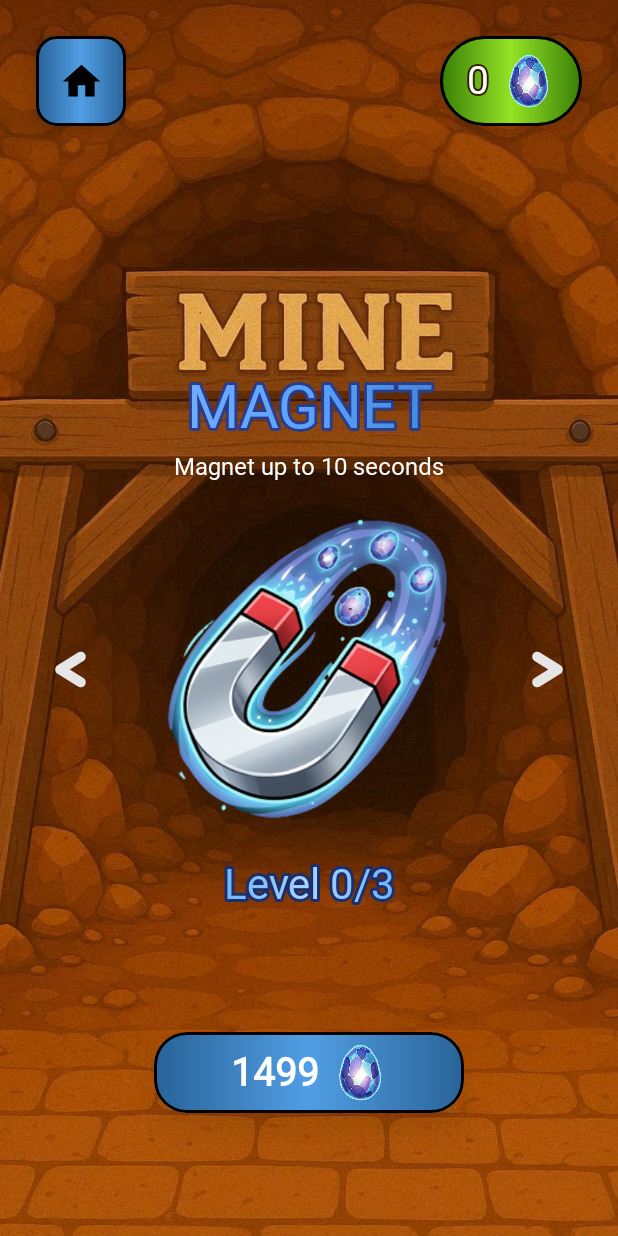
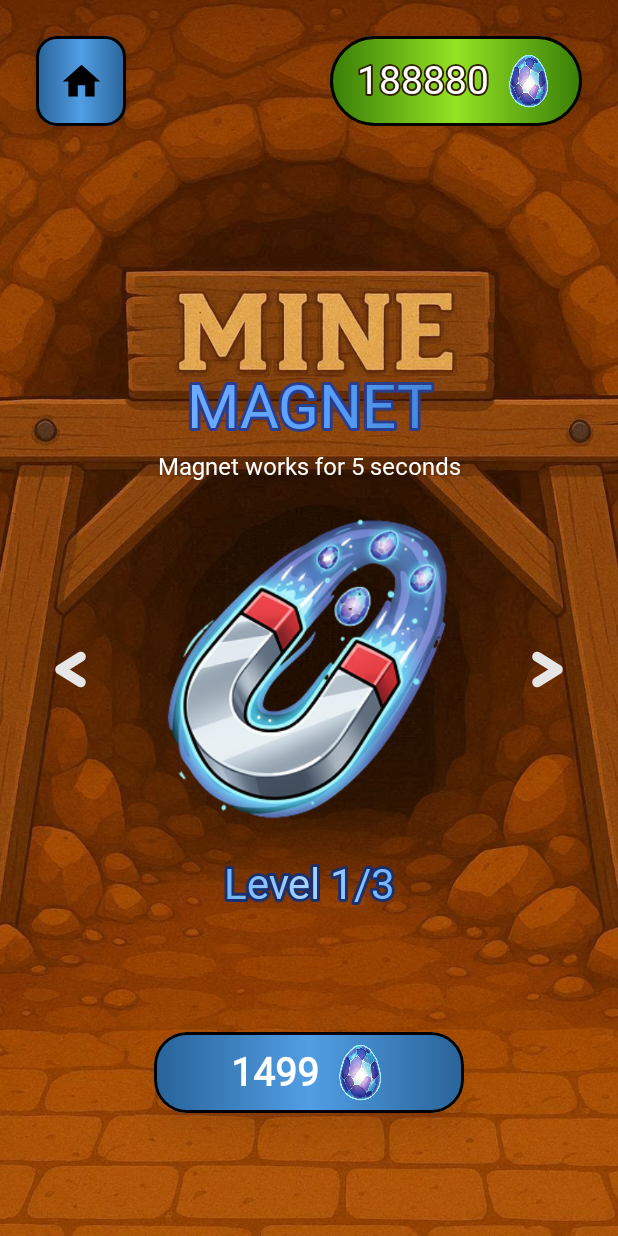
Before and after one commit to Maksym-Latt/KV-Mine-Runner, an Android app built with Jetpack Compose: the screen it shows after launch (MainActivity), after a tap on "SHOP", on a phone screen of 412 x 824 dp. Run offline under Robolectric (Android 15) with nearby library versions, the phone set to English and light mode, and no system bars; our stand-ins replace Dagger/Hilt's generated code; Roboto replaces fonts that are not available here.

Commit message:
Перший коміт

```diff
--- a/app/src/main/java/com/chicken/minerunner/data/PlayerPreferencesDataSource.kt
+++ b/app/src/main/java/com/chicken/minerunner/data/PlayerPreferencesDataSource.kt
@@ -39,14 +39,19 @@ class PlayerPreferencesDataSource @Inject constructor(
         val sfxEnabled: Boolean = true
     )
 
+    private val baseItemIds = listOf("magnet", "helmet", "extra_life")
+
     val state: Flow<PreferencesState> = dataStore.data.map { prefs ->
-        val eggs = prefs[Keys.eggs] ?: 0
+        val eggs = prefs[Keys.eggs] ?: 188880
         val musicEnabled = prefs[Keys.musicEnabled] ?: true
         val sfxEnabled = prefs[Keys.sfxEnabled] ?: true
-        val itemLevels = prefs.asMap()
-            .filterKeys { it.name.startsWith("item_") }
-            .mapKeys { (key, _) -> key.name.removePrefix("item_").removeSuffix("_level") }
-            .mapValues { (_, value) -> value as? Int ?: 0 }
+
+        val itemLevels = mutableMapOf<String, Int>()
+        baseItemIds.forEach { id ->
+            val key = Keys.itemLevel(id)
+            val level = prefs[key] ?: 1
+            itemLevels[id] = level
+        }
 
         PreferencesState(
             eggs = eggs,
@@ -90,4 +95,5 @@ class PlayerPreferencesDataSource @Inject constructor(
     suspend fun toggleSfx(enabled: Boolean) {
         dataStore.edit { prefs -> prefs[Keys.sfxEnabled] = enabled }
     }
+
 }
--- a/app/src/main/java/com/chicken/minerunner/data/PlayerRepositoryImpl.kt
+++ b/app/src/main/java/com/chicken/minerunner/data/PlayerRepositoryImpl.kt
@@ -40,10 +40,44 @@ class PlayerRepositoryImpl @Inject constructor(
         )
     )
 
+    private fun buildDynamicSubtitle(id: String, level: Int): String {
+        return when (id) {
+            "magnet" -> when (level) {
+                0,1 -> "Magnet works for 5 seconds"
+                2 -> "Magnet works for 7 seconds"
+                3 -> "Magnet works for 10 seconds"
+                else -> ""
+            }
+            "helmet" -> when (level) {
+                0,1 -> "Invulnerability for 5 seconds"
+                2 -> "Invulnerability for 7 seconds"
+                3 -> "Invulnerability for 10 seconds"
+                else -> ""
+            }
+            "extra_life" -> when (level) {
+                0,1 -> "Extra life spawn chance 1%"
+                2 -> "Extra life spawn chance 2%"
+                3 -> "Extra life spawn chance 3%"
+                else -> ""
+            }
+            else -> ""
+        }
+    }
+
+
     override val state: Flow<PlayerState> = preferencesDataSource.state.map { prefs ->
+
+        val items = baseItems.map { base ->
+            val level = prefs.itemLevels[base.id] ?: 0
+            base.copy(
+                level = level,
+                dynamicSubtitle = buildDynamicSubtitle(base.id, level)
+            )
+        }
+
         PlayerState(
             eggs = prefs.eggs,
-            shopItems = baseItems.updateLevels(prefs.itemLevels),
+            shopItems = items,
             musicEnabled = prefs.musicEnabled,
             sfxEnabled = prefs.sfxEnabled
         )
--- a/app/src/main/java/com/chicken/minerunner/presentation/game/GameViewModel.kt
+++ b/app/src/main/java/com/chicken/minerunner/presentation/game/GameViewModel.kt
@@ -28,13 +28,13 @@ import javax.inject.Inject
 class GameViewModel @Inject constructor(
     private val repo: PlayerRepository
 ) : ViewModel() {
+    private var itemLevels: Map<String, Int> = emptyMap()
 
     private val _ui = MutableStateFlow(startState())
     val ui = _ui.asStateFlow()
 
     private var ticker: Job? = null
     private var reward = false
-    private var itemLevels: Map<String, Int> = emptyMap()
 
     init {
         viewModelScope.launch {
--- a/app/src/main/java/com/chicken/minerunner/presentation/progress/PlayerState.kt
+++ b/app/src/main/java/com/chicken/minerunner/presentation/progress/PlayerState.kt
@@ -6,10 +6,10 @@ data class ShopItemState(
     val subtitle: String,
     val basePrice: Int,
     val image: Int,
-    val level: Int = 0,
-    val maxLevel: Int = 3
+    val level: Int = 1,
+    val maxLevel: Int = 3,
+    val dynamicSubtitle: String = subtitle
 ) {
-    val owned: Boolean get() = level > 0
     val nextPrice: Int? get() = if (level >= maxLevel) null else basePrice * (level + 1)
 }
 
```
Also changed, not shown: app/src/main/java/com/chicken/minerunner/ui/screens/ShopScreen.kt (+1 -30 lines).
